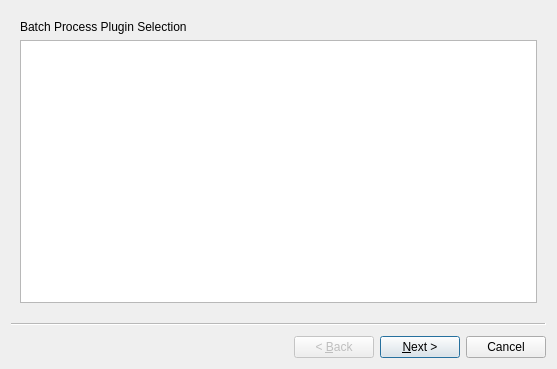
Ehlmann-research-group/WISER, file src/wiser/gui/ui_files/batch_processing_wizard.ui: the form before one commit.
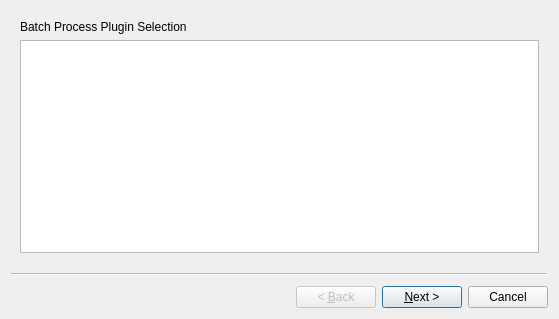
The form after the commit.

Commit message: GUI for prototype is pretty good

Patch:
```diff
--- a/src/wiser/gui/ui_files/batch_processing_wizard.ui
+++ b/src/wiser/gui/ui_files/batch_processing_wizard.ui
@@ -6,8 +6,8 @@
    <rect>
     <x>0</x>
     <y>0</y>
-    <width>557</width>
-    <height>369</height>
+    <width>559</width>
+    <height>319</height>
    </rect>
   </property>
   <property name="windowTitle">
```
Left out of the diff: 37 changed lines with no effect on the pictures. The commit also changes 2 other files.
